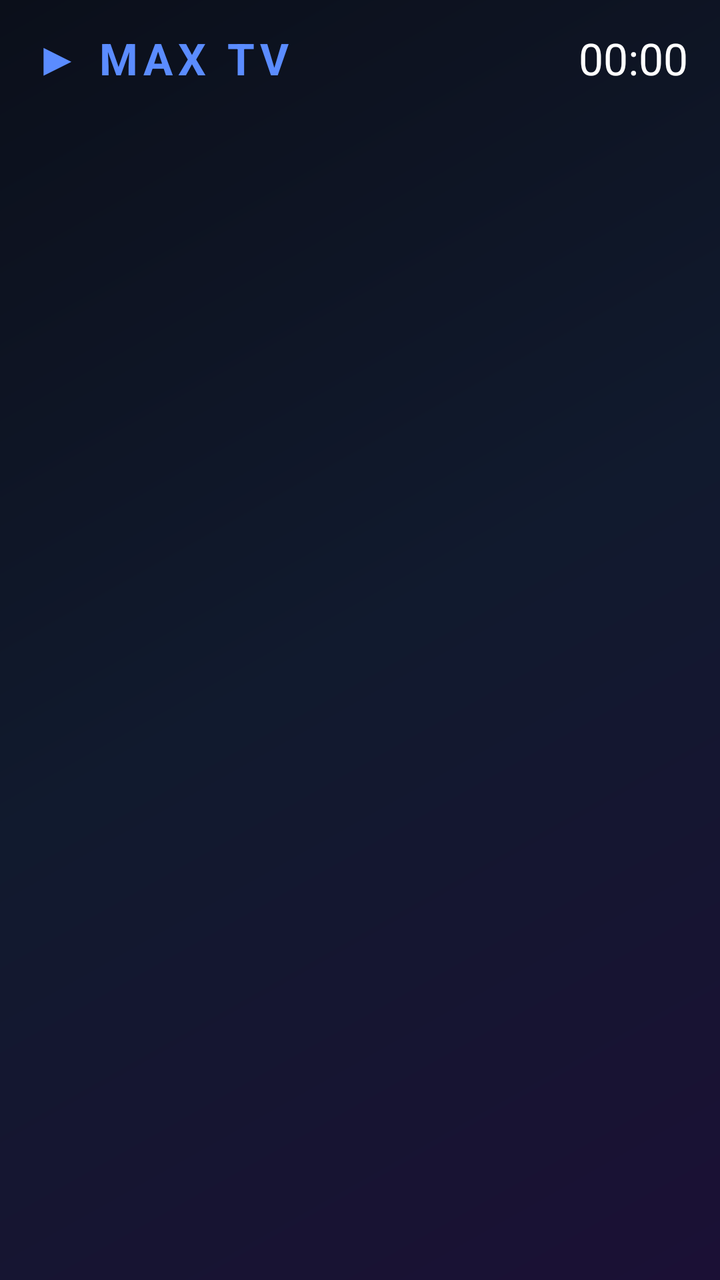
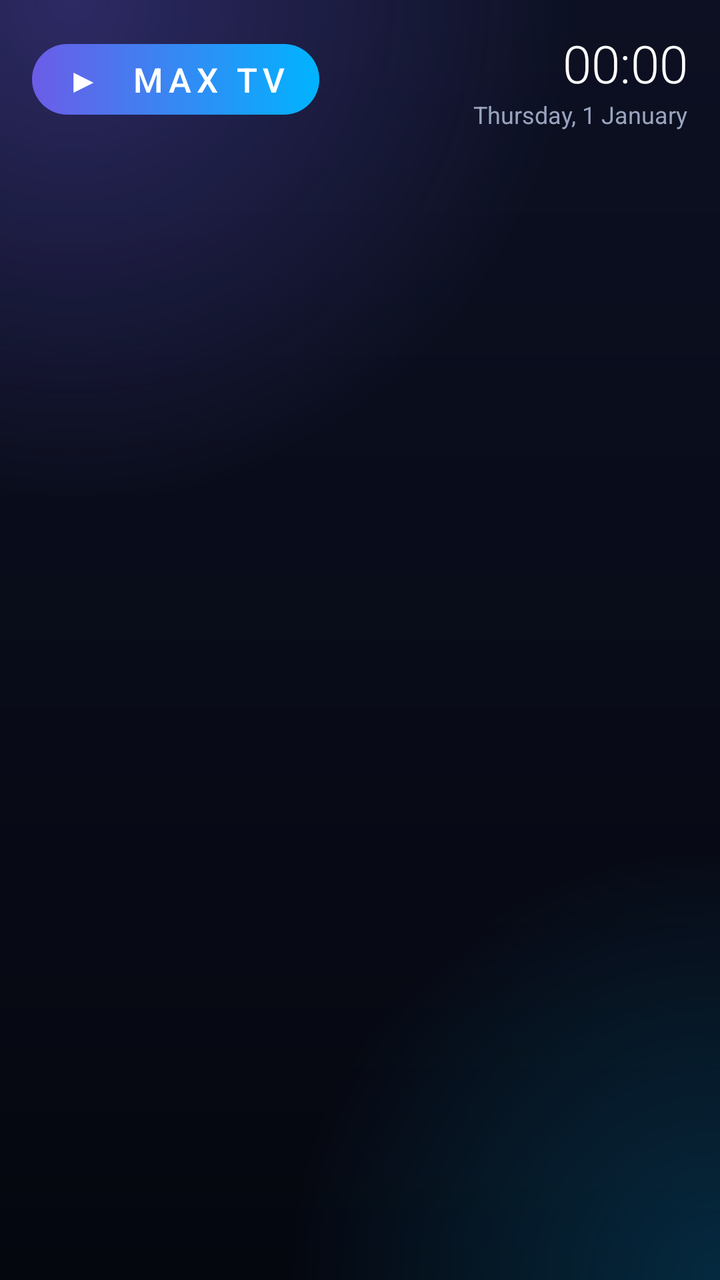

An Android layout rendered at two revisions. The XML below is the earlier revision; the diff shows what the commit changed to produce the second picture.
<!-- AndroidManifest.xml: application theme AppTheme -->
<!-- res/layout/activity_main.xml -->
<?xml version="1.0" encoding="utf-8"?>
<LinearLayout xmlns:android="http://schemas.android.com/apk/res/android"
    android:layout_width="match_parent"
    android:layout_height="match_parent"
    android:orientation="vertical"
    android:paddingLeft="@dimen/pad_h"
    android:paddingRight="@dimen/pad_h"
    android:paddingTop="@dimen/pad_v"
    android:paddingBottom="16dp">

    <LinearLayout
        android:layout_width="match_parent"
        android:layout_height="wrap_content"
        android:orientation="horizontal"
        android:gravity="center_vertical">

        <TextView
            android:layout_width="wrap_content"
            android:layout_height="wrap_content"
            android:text="▶ MAX TV"
            android:textColor="@color/accent"
            android:textSize="22sp"
            android:letterSpacing="0.12"
            android:textStyle="bold" />

        <TextView
            android:id="@+id/breadcrumb"
            android:layout_width="0dp"
            android:layout_weight="1"
            android:layout_height="wrap_content"
            android:layout_marginLeft="20dp"
            android:textColor="@color/subtext"
            android:textSize="18sp"
            android:singleLine="true"
            android:ellipsize="end" />

        <ProgressBar
            android:id="@+id/progress"
            style="@android:style/Widget.DeviceDefault.ProgressBar.Small"
            android:layout_width="wrap_content"
            android:layout_height="wrap_content"
            android:visibility="gone" />

        <TextClock
            android:layout_width="wrap_content"
            android:layout_height="wrap_content"
            android:layout_marginLeft="16dp"
            android:format12Hour="HH:mm"
            android:format24Hour="HH:mm"
            android:textColor="@color/text"
            android:textSize="22sp" />
    </LinearLayout>

    <TextView
        android:id="@+id/question"
        android:layout_width="match_parent"
        android:layout_height="wrap_content"
        android:layout_marginTop="10dp"
        android:textColor="@color/text"
        android:textSize="@dimen/question"
        android:textStyle="bold" />

    <TextView
        android:id="@+id/status"
        android:layout_width="match_parent"
        android:layout_height="wrap_content"
        android:layout_marginTop="2dp"
        android:textColor="@color/subtext"
        android:textSize="16sp"
        android:singleLine="true"
        android:ellipsize="end" />

    <GridView
        android:id="@+id/grid"
        android:layout_width="match_parent"
        android:layout_height="0dp"
        android:layout_weight="1"
        android:layout_marginTop="14dp"
        android:numColumns="auto_fit"
        android:columnWidth="@dimen/tile_col"
        android:horizontalSpacing="16dp"
        android:verticalSpacing="16dp"
        android:stretchMode="columnWidth"
        android:listSelector="@drawable/tile_selector"
        android:drawSelectorOnTop="true"
        android:clipToPadding="false"
        android:padding="6dp" />

    <EditText
        android:id="@+id/search"
        android:layout_width="match_parent"
        android:layout_height="wrap_content"
        android:layout_marginTop="10dp"
        android:hint="🔍 Kanal ara (yazmak için seçip OK'a basın)"
        android:textColorHint="@color/subtext"
        android:textColor="@color/text"
        android:singleLine="true"
        android:imeOptions="actionSearch"
        android:inputType="text"
        android:visibility="gone" />

    <ListView
        android:id="@+id/list"
        android:layout_width="match_parent"
        android:layout_height="0dp"
        android:layout_weight="1"
        android:layout_marginTop="8dp"
        android:divider="@null"
        android:dividerHeight="4dp"
        android:listSelector="@drawable/list_selector"
        android:drawSelectorOnTop="false"
        android:visibility="gone" />

    <TextView
        android:id="@+id/hint"
        android:layout_width="match_parent"
        android:layout_height="wrap_content"
        android:layout_marginTop="8dp"
        android:textColor="@color/subtext"
        android:textSize="15sp" />
</LinearLayout>
<!-- resources referenced by this layout -->
<resources>
  <color name="accent">#FF5B8CFF</color>
  <color name="subtext">#FFA9B4C0</color>
  <color name="text">#FFFFFFFF</color>
  <dimen name="pad_h">16dp</dimen>
  <dimen name="pad_v">14dp</dimen>
  <dimen name="question">24sp</dimen>
  <dimen name="tile_col">150dp</dimen>
  <!-- drawable list_selector (drawable) -->
  <?xml version="1.0" encoding="utf-8"?>
  <selector xmlns:android="http://schemas.android.com/apk/res/android">
      <item android:state_focused="true" android:state_selected="true">
          <shape android:shape="rectangle">
              <solid android:color="@color/focus" />
              <corners android:radius="6dp" />
          </shape>
      </item>
      <item android:state_pressed="true">
          <shape android:shape="rectangle">
              <solid android:color="@color/focus" />
              <corners android:radius="6dp" />
          </shape>
      </item>
      <item android:state_selected="true">
          <shape android:shape="rectangle">
              <solid android:color="@color/selected" />
              <corners android:radius="6dp" />
          </shape>
      </item>
      <item android:drawable="@android:color/transparent" />
  </selector>
  <!-- drawable tile_selector (drawable) -->
  <?xml version="1.0" encoding="utf-8"?>
  <selector xmlns:android="http://schemas.android.com/apk/res/android">
      <item android:state_focused="true">
          <shape android:shape="rectangle">
              <solid android:color="#552F80ED" />
              <stroke android:width="4dp" android:color="#FFFFFFFF" />
              <corners android:radius="14dp" />
          </shape>
      </item>
      <item android:state_pressed="true">
          <shape android:shape="rectangle">
              <solid android:color="#552F80ED" />
              <stroke android:width="4dp" android:color="#FFFFFFFF" />
              <corners android:radius="14dp" />
          </shape>
      </item>
      <item android:drawable="@android:color/transparent" />
  </selector>
  <style name="AppTheme" parent="@android:style/Theme.DeviceDefault.NoActionBar">
          <item name="android:windowBackground">@drawable/bg_gradient</item>
          <item name="android:colorAccent">@color/accent</item>
      </style>
  <color name="focus">#FF3D6BE0</color>
  <color name="selected">#FF24476E</color>
  <!-- drawable bg_gradient (drawable) -->
  <?xml version="1.0" encoding="utf-8"?>
  <shape xmlns:android="http://schemas.android.com/apk/res/android" android:shape="rectangle">
      <gradient android:type="linear" android:angle="315"
          android:startColor="#FF0B0F1A" android:centerColor="#FF111A2E" android:endColor="#FF1B1035" />
  </shape>
</resources>

<!-- the commit's change to res/layout/activity_main.xml (unified diff, before → after) -->
@@ -6,8 +6,9 @@
     android:paddingLeft="@dimen/pad_h"
     android:paddingRight="@dimen/pad_h"
     android:paddingTop="@dimen/pad_v"
-    android:paddingBottom="16dp">
+    android:paddingBottom="12dp">
 
+    
     <LinearLayout
         android:layout_width="match_parent"
         android:layout_height="wrap_content"
@@ -17,20 +18,26 @@
         <TextView
             android:layout_width="wrap_content"
             android:layout_height="wrap_content"
-            android:text="▶ MAX TV"
-            android:textColor="@color/accent"
-            android:textSize="22sp"
-            android:letterSpacing="0.12"
-            android:textStyle="bold" />
+            android:background="@drawable/pill_accent"
+            android:paddingLeft="16dp"
+            android:paddingRight="16dp"
+            android:paddingTop="6dp"
+            android:paddingBottom="6dp"
+            android:text="▶  MAX TV"
+            android:textColor="#FFFFFFFF"
+            android:textSize="17sp"
+            android:letterSpacing="0.15"
+            android:fontFamily="sans-serif-medium" />
 
         <TextView
             android:id="@+id/breadcrumb"
             android:layout_width="0dp"
             android:layout_weight="1"
             android:layout_height="wrap_content"
-            android:layout_marginLeft="20dp"
+            android:layout_marginLeft="18dp"
             android:textColor="@color/subtext"
-            android:textSize="18sp"
+            android:textSize="17sp"
+            android:fontFamily="sans-serif-medium"
             android:singleLine="true"
             android:ellipsize="end" />
 
@@ -39,26 +46,42 @@
             style="@android:style/Widget.DeviceDefault.ProgressBar.Small"
             android:layout_width="wrap_content"
             android:layout_height="wrap_content"
+            android:layout_marginRight="14dp"
             android:visibility="gone" />
 
-        <TextClock
+        <LinearLayout
             android:layout_width="wrap_content"
             android:layout_height="wrap_content"
-            android:layout_marginLeft="16dp"
-            android:format12Hour="HH:mm"
-            android:format24Hour="HH:mm"
-            android:textColor="@color/text"
-            android:textSize="22sp" />
+            android:orientation="vertical"
+            android:gravity="right">
+
+            <TextClock
+                android:layout_width="wrap_content"
+                android:layout_height="wrap_content"
+                android:format12Hour="HH:mm"
+                android:format24Hour="HH:mm"
+                android:textColor="@color/text"
+                android:textSize="26sp"
+                android:fontFamily="sans-serif-light" />
+
+            <TextClock
+                android:layout_width="wrap_content"
+                android:layout_height="wrap_content"
+                android:format12Hour="EEEE, d MMMM"
+                android:format24Hour="EEEE, d MMMM"
+                android:textColor="@color/subtext"
+                android:textSize="12sp" />
+        </LinearLayout>
     </LinearLayout>
 
     <TextView
         android:id="@+id/question"
         android:layout_width="match_parent"
         android:layout_height="wrap_content"
-        android:layout_marginTop="10dp"
+        android:layout_marginTop="14dp"
         android:textColor="@color/text"
         android:textSize="@dimen/question"
-        android:textStyle="bold" />
+        android:fontFamily="sans-serif-light" />
 
     <TextView
         android:id="@+id/status"
@@ -66,7 +89,7 @@
         android:layout_height="wrap_content"
         android:layout_marginTop="2dp"
         android:textColor="@color/subtext"
-        android:textSize="16sp"
+        android:textSize="15sp"
         android:singleLine="true"
         android:ellipsize="end" />
 
@@ -75,25 +98,33 @@
         android:layout_width="match_parent"
         android:layout_height="0dp"
         android:layout_weight="1"
-        android:layout_marginTop="14dp"
+        android:layout_marginTop="16dp"
         android:numColumns="auto_fit"
         android:columnWidth="@dimen/tile_col"
-        android:horizontalSpacing="16dp"
-        android:verticalSpacing="16dp"
+        android:horizontalSpacing="18dp"
+        android:verticalSpacing="18dp"
         android:stretchMode="columnWidth"
-        android:listSelector="@drawable/tile_selector"
-        android:drawSelectorOnTop="true"
+        android:listSelector="@drawable/transparent_selector"
+        android:drawSelectorOnTop="false"
         android:clipToPadding="false"
-        android:padding="6dp" />
+        android:clipChildren="false"
+        android:scrollbars="none"
+        android:padding="10dp" />
 
     <EditText
         android:id="@+id/search"
         android:layout_width="match_parent"
         android:layout_height="wrap_content"
-        android:layout_marginTop="10dp"
-        android:hint="🔍 Kanal ara (yazmak için seçip OK'a basın)"
+        android:layout_marginTop="12dp"
+        android:background="@drawable/card_bg"
+        android:paddingLeft="18dp"
+        android:paddingRight="18dp"
+        android:paddingTop="12dp"
+        android:paddingBottom="12dp"
+        android:hint="🔍  Kanal ara"
         android:textColorHint="@color/subtext"
         android:textColor="@color/text"
+        android:textSize="17sp"
         android:singleLine="true"
         android:imeOptions="actionSearch"
         android:inputType="text"
@@ -104,11 +135,18 @@
         android:layout_width="match_parent"
         android:layout_height="0dp"
         android:layout_weight="1"
-        android:layout_marginTop="8dp"
+        android:layout_marginTop="10dp"
         android:divider="@null"
-        android:dividerHeight="4dp"
-        android:listSelector="@drawable/list_selector"
+        android:dividerHeight="8dp"
+        android:listSelector="@drawable/transparent_selector"
         android:drawSelectorOnTop="false"
+        android:clipToPadding="false"
+        android:clipChildren="false"
+        android:scrollbars="none"
+        android:paddingLeft="8dp"
+        android:paddingRight="8dp"
+        android:paddingTop="6dp"
+        android:paddingBottom="6dp"
         android:visibility="gone" />
 
     <TextView
@@ -116,6 +154,7 @@
         android:layout_width="match_parent"
         android:layout_height="wrap_content"
         android:layout_marginTop="8dp"
+        android:gravity="center"
         android:textColor="@color/subtext"
-        android:textSize="15sp" />
+        android:textSize="13sp" />
 </LinearLayout>
<!-- resource entries referenced after the edit -->
@@ -1,65 +1,82 @@
 <!-- resources referenced by this layout -->
 <resources>
-  <color name="accent">#FF5B8CFF</color>
-  <color name="subtext">#FFA9B4C0</color>
+  <color name="accent">#FF8F7BFF</color>
+  <color name="subtext">#FF9AA4BF</color>
   <color name="text">#FFFFFFFF</color>
   <dimen name="pad_h">16dp</dimen>
   <dimen name="pad_v">14dp</dimen>
   <dimen name="question">24sp</dimen>
   <dimen name="tile_col">150dp</dimen>
-  <!-- drawable list_selector (drawable) -->
+  <!-- drawable card_bg (drawable) -->
   <?xml version="1.0" encoding="utf-8"?>
   <selector xmlns:android="http://schemas.android.com/apk/res/android">
-      <item android:state_focused="true" android:state_selected="true">
-          <shape android:shape="rectangle">
-              <solid android:color="@color/focus" />
-              <corners android:radius="6dp" />
-          </shape>
-      </item>
       <item android:state_pressed="true">
           <shape android:shape="rectangle">
-              <solid android:color="@color/focus" />
-              <corners android:radius="6dp" />
+              <gradient android:angle="0" android:startColor="@color/focus" android:endColor="@color/focus2" />
+              <corners android:radius="16dp" />
           </shape>
       </item>
       <item android:state_selected="true">
           <shape android:shape="rectangle">
-              <solid android:color="@color/selected" />
-              <corners android:radius="6dp" />
+              <gradient android:angle="0" android:startColor="@color/focus" android:endColor="@color/focus2" />
+              <stroke android:width="2dp" android:color="#AAFFFFFF" />
+              <corners android:radius="16dp" />
           </shape>
       </item>
-      <item android:drawable="@android:color/transparent" />
-  </selector>
-  <!-- drawable tile_selector (drawable) -->
-  <?xml version="1.0" encoding="utf-8"?>
-  <selector xmlns:android="http://schemas.android.com/apk/res/android">
       <item android:state_focused="true">
           <shape android:shape="rectangle">
-              <solid android:color="#552F80ED" />
-              <stroke android:width="4dp" android:color="#FFFFFFFF" />
-              <corners android:radius="14dp" />
+              <gradient android:angle="0" android:startColor="@color/focus" android:endColor="@color/focus2" />
+              <stroke android:width="2dp" android:color="#AAFFFFFF" />
+              <corners android:radius="16dp" />
           </shape>
       </item>
-      <item android:state_pressed="true">
+      <item>
           <shape android:shape="rectangle">
-              <solid android:color="#552F80ED" />
-              <stroke android:width="4dp" android:color="#FFFFFFFF" />
-              <corners android:radius="14dp" />
+              <solid android:color="@color/glass" />
+              <stroke android:width="1dp" android:color="@color/glass_stroke" />
+              <corners android:radius="16dp" />
           </shape>
       </item>
-      <item android:drawable="@android:color/transparent" />
   </selector>
+  <!-- drawable pill_accent (drawable) -->
+  <?xml version="1.0" encoding="utf-8"?>
+  <shape xmlns:android="http://schemas.android.com/apk/res/android" android:shape="rectangle">
+      <gradient android:angle="0" android:startColor="@color/focus" android:endColor="@color/focus2" />
+      <corners android:radius="100dp" />
+  </shape>
+  <!-- drawable transparent_selector (drawable) -->
+  <?xml version="1.0" encoding="utf-8"?>
+  <color xmlns:android="http://schemas.android.com/apk/res/android" android:color="#00000000" />
   <style name="AppTheme" parent="@android:style/Theme.DeviceDefault.NoActionBar">
           <item name="android:windowBackground">@drawable/bg_gradient</item>
           <item name="android:colorAccent">@color/accent</item>
       </style>
-  <color name="focus">#FF3D6BE0</color>
-  <color name="selected">#FF24476E</color>
+  <color name="focus">#FF6C5CE7</color>
+  <color name="focus2">#FF00B4FF</color>
+  <color name="glass">#1AFFFFFF</color>
+  <color name="glass_stroke">#22FFFFFF</color>
   <!-- drawable bg_gradient (drawable) -->
   <?xml version="1.0" encoding="utf-8"?>
-  <shape xmlns:android="http://schemas.android.com/apk/res/android" android:shape="rectangle">
-      <gradient android:type="linear" android:angle="315"
-          android:startColor="#FF0B0F1A" android:centerColor="#FF111A2E" android:endColor="#FF1B1035" />
-  </shape>
+  <layer-list xmlns:android="http://schemas.android.com/apk/res/android">
+      <item>
+          <shape android:shape="rectangle">
+              <gradient android:angle="270" android:startColor="#FF0C1022" android:endColor="#FF05070F" />
+          </shape>
+      </item>
+      <item>
+          <shape android:shape="rectangle">
+              <gradient android:type="radial" android:gradientRadius="70%p"
+                  android:centerX="0.1" android:centerY="0.0"
+                  android:startColor="#556C5CE7" android:endColor="#006C5CE7" />
+          </shape>
+      </item>
+      <item>
+          <shape android:shape="rectangle">
+              <gradient android:type="radial" android:gradientRadius="60%p"
+                  android:centerX="1.0" android:centerY="1.0"
+                  android:startColor="#3300B4FF" android:endColor="#0000B4FF" />
+          </shape>
+      </item>
+  </layer-list>
 </resources>
 
